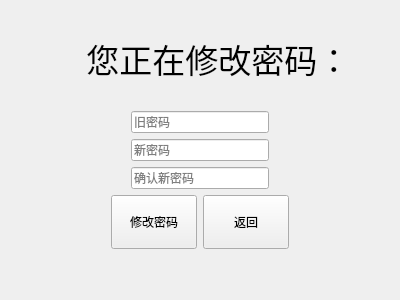
First picture: the form in changepasswordwidget.ui, repository sumikkys/ATM-Simulator, before the edit.
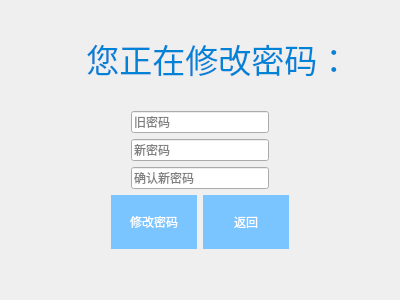
Second picture: the form after the edit.

Commit message: 界面美化

Diff of the .ui file:
```diff
--- a/changepasswordwidget.ui
+++ b/changepasswordwidget.ui
@@ -13,6 +13,21 @@
   <property name="windowTitle">
    <string>Form</string>
   </property>
+  <property name="styleSheet">
+   <string notr="true">QPushButton {
+    background-color: #7ac4ff; /* 背景颜色 */
+    border: none;              /* 去掉边框 */
+    color: white;              /* 文本颜色 */
+}
+
+QPushButton:hover {
+    background-color: #336699; /* 鼠标悬停时背景颜色 */
+}
+
+QLabel {
+color: #0082d6;
+}</string>
+  </property>
   <layout class="QVBoxLayout" name="verticalLayout" stretch="1,1,1">
    <item>
     <layout class="QHBoxLayout" name="horizontalLayout_2">
```
The commit also changes 4 other files.
